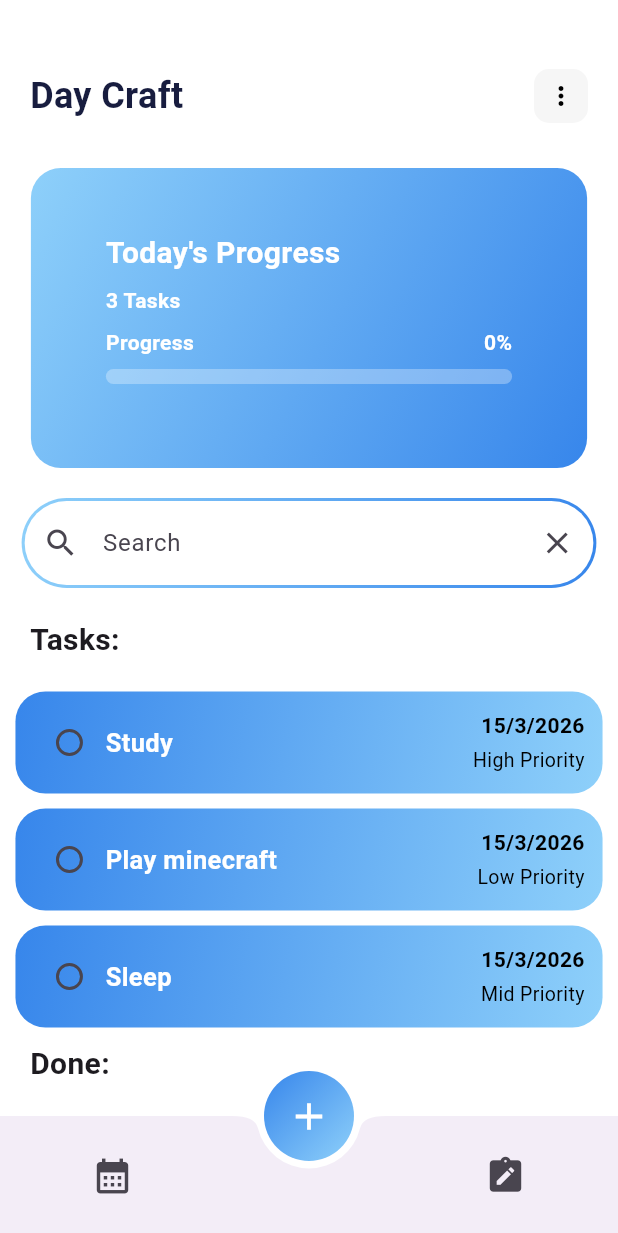
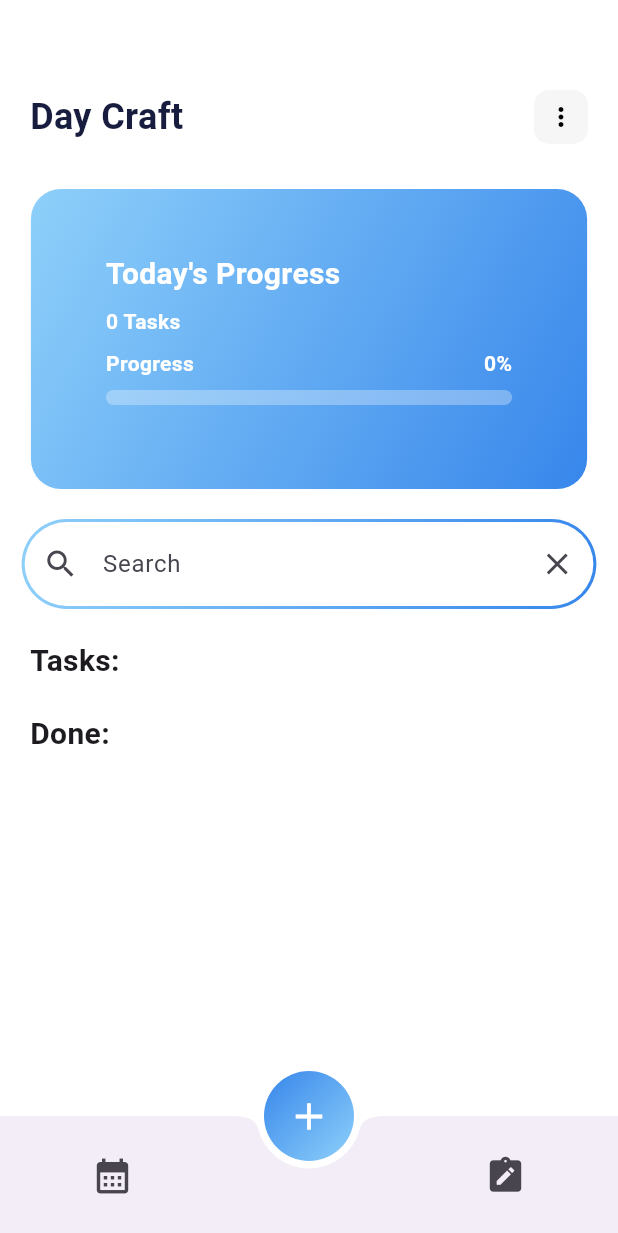
Before and after one commit to zzeyadnader/to_do_list, a Flutter app: the screen it shows after launch, after a tap on "Let's Start", on a phone screen of 412 x 824 dp. Shown: the top 1233 px of the screen. Run offline on Flutter 3.47's test engine with Material 3 defaults, Android fonts, the phone set to English and light mode, and no system bars; our stand-ins replace hive, hive_flutter; accounts and stored records are empty; generated files the repository leaves out were written again.

Commit message:
Add offline database to save to save login and the tasks

```diff
--- a/lib/Models/Task.dart
+++ b/lib/Models/Task.dart
@@ -1,9 +1,33 @@
-class Task {
-  final String id;
+import 'package:hive/hive.dart';
+
+part 'Task.g.dart';
+
+@HiveType(typeId: 0)
+class Task extends HiveObject {
+  @HiveField(0)
+  String id;
+
+  @HiveField(1)
   String title;
+
+  @HiveField(2)
   DateTime dueDate;
-  String Priority;
+
+  @HiveField(3)
   bool isDone;
-  String? description;
-  Task({ required this.id, required this.title, required this.dueDate, this.isDone = false , required this.Priority ,  this.description});
+
+  @HiveField(4)
+  String priority;
+
+  @HiveField(5)
+  String description;
+
+  Task({
+    required this.id,
+    required this.title,
+    required this.dueDate,
+    this.isDone = false,
+    required this.priority,
+    required this.description,
+  });
 }
--- a/lib/Models/TaskProvider.dart
+++ /dev/null
@@ -1,52 +0,0 @@
-import 'package:flutter/material.dart';
-import '../models/task.dart';
-
-class TaskProvider with ChangeNotifier {
-  List<Task> tasks = [
-    Task(id: "5",title: "Study", dueDate: DateTime(2026, 3, 15), isDone: false, Priority: "High" , description:  "Heloooo") ,
-    Task(id: "8",title: "Play minecraft", dueDate: DateTime(2026, 3, 15), isDone: false, Priority: "Low" , description:  "Heloooo"),
-    Task(id: "9",title: "Sleep", dueDate: DateTime(2026, 3, 15), isDone: false, Priority: "Mid" , description:  "Heloooo"),
-  ];
-
-  String _searchQuery = '';
-
-  // not done tasks
-  List<Task> get activeTasks => tasks
-      .where((t) => !t.isDone && t.title.toLowerCase().contains(_searchQuery.toLowerCase()))
-      .toList();
-
-  // done tasks
-  List<Task> get doneTasks =>tasks
-      .where((t) => t.isDone && t.title.toLowerCase().contains(_searchQuery.toLowerCase()))
-      .toList();
-
- //switch value
-  void toggleTask(Task task) {
-    task.isDone = !task.isDone;
-    notifyListeners();
-  }
- //search query
-  void updateSearchQuery(String query) {
-    _searchQuery = query;
-    notifyListeners(); // rebuild UI with filtered tasks
-  }
-
-  // add new task
-  void addTask(Task task) {
-    tasks.add(task);
-    notifyListeners();
-  }
-  void deleteTask(Task task) {
-    tasks.remove(task);
-    notifyListeners();
-  }
-  //sort (not worked yet)
-  void sortByPriority() {
-    final priorityOrder = {"High": 3, "Medium": 2, "Low": 1};
-
-    tasks.sort((a, b) =>
-        (priorityOrder[b.Priority] ?? 0).compareTo(priorityOrder[a.Priority] ?? 0));
-
-    notifyListeners();
-  }
-}
--- a/lib/Screens/AddTaks.dart
+++ b/lib/View/AddTaks.dart
@@ -1,9 +1,10 @@
 import 'package:flutter/material.dart';
-import 'package:to_do_list/Widgets/Button.dart';
 import 'package:provider/provider.dart';
-import '../Models/TaskProvider.dart';
-import '../models/task.dart';
-import '../Widgets/CustomText.dart';
+import 'package:to_do_list/ViewModels/TaskProvider.dart';
+import 'package:to_do_list/Widgets/CustomButton.dart';
+import 'package:to_do_list/Widgets/CustomText.dart';
+import 'package:to_do_list/Models/Task.dart';
+
 
 class AddTask extends StatefulWidget {
   const AddTask({super.key});
@@ -149,7 +150,7 @@ class _AddTaskState extends State<AddTask> {
                       }).toList(),
                     ),
                     Customtext("DeadLine Date"),
-                    Container(
+                    SizedBox(
                       width: MediaQuery.of(context).size.width * 0.9,
                       child: TextField(
                         controller: _dateController,
@@ -215,7 +216,7 @@ class _AddTaskState extends State<AddTask> {
                           title: _nameController.text,
                           dueDate: _selectedDate!,
                           isDone: false,
-                          Priority: _priority,
+                          priority: _priority,
                           description:_descController.text
                         );
                         Provider.of<TaskProvider>(context, listen: false).addTask(newTask);
--- a/lib/Screens/HomePage.dart
+++ b/lib/View/HomePage.dart
@@ -1,14 +1,16 @@
 import 'package:flutter/material.dart';
 import 'package:provider/provider.dart';
-import 'package:to_do_list/Screens/AddTaks.dart';
+import 'package:to_do_list/View/AddTaks.dart';
+import 'package:to_do_list/ViewModels/TaskProvider.dart'; // Corrected
 import 'package:to_do_list/Widgets/CustomAppbar.dart';
 import 'package:to_do_list/Widgets/CustomCard.dart';
+import 'package:to_do_list/Widgets/CustomNavbar.dart';   // Corrected
 import 'package:to_do_list/Widgets/CustomSearchField.dart';
-import '../Models/TaskProvider.dart';
-import '../Widgets/CustomNavbar.dart';
-import '../Widgets/CustomTask.dart';
+import 'package:to_do_list/Widgets/CustomTask.dart';     // Corrected
 
 class Homepage extends StatelessWidget {
+  const Homepage({super.key});
+
   @override
   Widget build(BuildContext context) {
     final taskProvider = context.watch<TaskProvider>();
@@ -98,7 +100,7 @@ class Homepage extends StatelessWidget {
                       ),
                     ),
                     const SizedBox(height: 20),
-                    ...taskProvider.activeTasks.map((task) => CustomTask(task: task)).toList(),
+                    ...taskProvider.activeTasks.map((task) => CustomTask(task: task)),
                   ],
                 ),
               ),
@@ -121,7 +123,7 @@ class Homepage extends StatelessWidget {
                     const SizedBox(height: 20),
                     ...taskProvider.doneTasks
                         .map((task) => CustomTask(task: task))
-                        .toList(),
+                        ,
                   ],
                 ),
               ),
--- a/lib/Screens/Welcome.dart
+++ b/lib/View/Welcome.dart
@@ -1,8 +1,6 @@
 import 'package:flutter/material.dart';
-import 'package:to_do_list/Screens/HomePage.dart';
-
-import '../Widgets/Button.dart';
-
+import 'package:to_do_list/View//HomePage.dart';
+import 'package:to_do_list/Widgets/CustomButton.dart';
 class WelcomePage extends StatelessWidget {
   const WelcomePage({super.key});
 
--- /dev/null
+++ b/lib/ViewModels/TaskProvider.dart
@@ -0,0 +1,66 @@
+import 'package:flutter/material.dart';
+import 'package:hive/hive.dart';
+import 'package:to_do_list/Models/Task.dart';
+
+class TaskProvider with ChangeNotifier {
+  final Box<Task> _taskBox = Hive.box<Task>('tasks');
+  String _searchQuery = '';
+
+  List<Task> get tasks => _taskBox.values.toList();
+
+  // not done
+  List<Task> get activeTasks =>
+      tasks
+          .where(
+            (t) =>
+        !t.isDone &&
+            t.title.toLowerCase().contains(_searchQuery.toLowerCase()),
+      )
+          .toList();
+
+  // done
+  List<Task> get doneTasks =>
+      tasks
+          .where(
+            (t) =>
+        t.isDone &&
+            t.title.toLowerCase().contains(_searchQuery.toLowerCase()),
+      )
+          .toList();
+
+  //switch value
+  void toggleTask(Task task) async {
+    task.isDone = !task.isDone;
+    await task.save();
+    notifyListeners();
+  }
+
+  //search query
+  void updateSearchQuery(String query) {
+    _searchQuery = query;
+    notifyListeners(); // rebuild UI with filtered tasks
+  }
+
+  // add new task
+  void addTask(Task task) async {
+    await _taskBox.add(task);
+    notifyListeners();
+  }
+
+  void deleteTask(Task task) async {
+    await task.delete();
+    notifyListeners();
+  }
+
+  //sort (not worked yet)
+  void sortByPriority() {
+    final priorityOrder = {"High": 3, "Mid": 2, "Low": 1};
+
+    final sorted = tasks
+      ..sort((a, b) =>
+          (priorityOrder[b.priority] ?? 0)
+              .compareTo(priorityOrder[a.priority] ?? 0));
+
+    notifyListeners();
+  }
+}
--- a/lib/Widgets/CustomAppbar.dart
+++ b/lib/Widgets/CustomAppbar.dart
@@ -3,6 +3,8 @@ import 'package:flutter/material.dart';
 import 'CustomIconbutton.dart';
 
 class Customappbar extends StatelessWidget {
+  const Customappbar({super.key});
+
   @override
   Widget build(BuildContext context) {
     return     Container(
--- a/lib/Widgets/CustomCard.dart
+++ b/lib/Widgets/CustomCard.dart
@@ -1,7 +1,7 @@
 import 'package:flutter/material.dart';
 import 'package:provider/provider.dart';
 
-import '../Models/TaskProvider.dart';
+import '../ViewModels/TaskProvider.dart';
 class Customcard extends StatelessWidget {
   const Customcard({super.key});
 
--- a/lib/Widgets/CustomSearchField.dart
+++ b/lib/Widgets/CustomSearchField.dart
@@ -1,6 +1,6 @@
 import 'package:flutter/material.dart';
 import 'package:provider/provider.dart';
-import '../Models/TaskProvider.dart';
+import '../ViewModels/TaskProvider.dart';
 
 class CustomSearchField extends StatefulWidget {
   const CustomSearchField({super.key});
--- a/lib/Widgets/CustomText.dart
+++ b/lib/Widgets/CustomText.dart
@@ -1,7 +1,7 @@
 import 'package:flutter/material.dart';
 class Customtext extends StatelessWidget {
   String? title;
-  Customtext(this.title);
+  Customtext(this.title, {super.key});
   @override
   Widget build(BuildContext context) {
     return  Padding(
@@ -18,6 +18,5 @@ class Customtext extends StatelessWidget {
         ),
       ),
     );
-    ;
   }
 }
--- a/lib/main.dart
+++ b/lib/main.dart
@@ -1,9 +1,31 @@
 import 'package:flutter/material.dart';
 import 'package:provider/provider.dart';
-import 'package:to_do_list/Screens/Welcome.dart';
-import 'Models/TaskProvider.dart';
+import 'package:hive_flutter/hive_flutter.dart';
+import 'package:to_do_list/View/Welcome.dart';
+import 'package:to_do_list/View/HomePage.dart';
+import 'package:to_do_list/ViewModels/TaskProvider.dart';
+import 'package:to_do_list/Models/Task.dart';
 
-void main() {
+class AppData {
+  static bool firstTime = true;
+}
+
+void main() async {
+  WidgetsFlutterBinding.ensureInitialized();
+  await Hive.initFlutter();
+
+  if (!Hive.isAdapterRegistered(0)) {
+    Hive.registerAdapter(TaskAdapter());
+  }
+
+  var taskBox = await Hive.openBox<Task>('tasks');
+  var settingsBox = await Hive.openBox('settings');
+
+  AppData.firstTime = settingsBox.get('firstTime', defaultValue: true);
+
+  if (AppData.firstTime) {
+    await settingsBox.put('firstTime', false);
+  }
   runApp(
     ChangeNotifierProvider(
       create: (_) => TaskProvider(),
@@ -11,6 +33,7 @@ void main() {
     ),
   );
 }
+
 class Todo extends StatelessWidget {
   const Todo({super.key});
 
@@ -18,7 +41,7 @@ class Todo extends StatelessWidget {
   Widget build(BuildContext context) {
     return MaterialApp(
       debugShowCheckedModeBanner: false,
-      home: WelcomePage(),
+      home: AppData.firstTime == true?const WelcomePage():const Homepage(),
     );
   }
 }
```
Also changed, not shown: lib/Widgets/CustomTask.dart (+9 -8 lines), pubspec.yaml (+9 -1 lines), lib/Widgets/CustomButton.dart (renamed from lib/Widgets/Button.dart), pubspec.lock, 2 other files.
